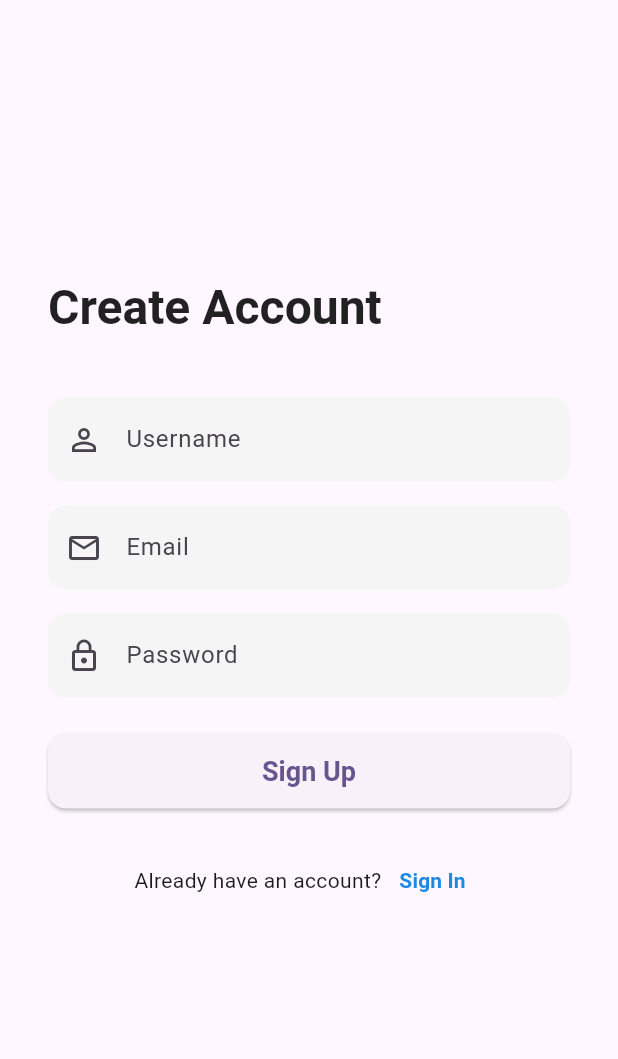
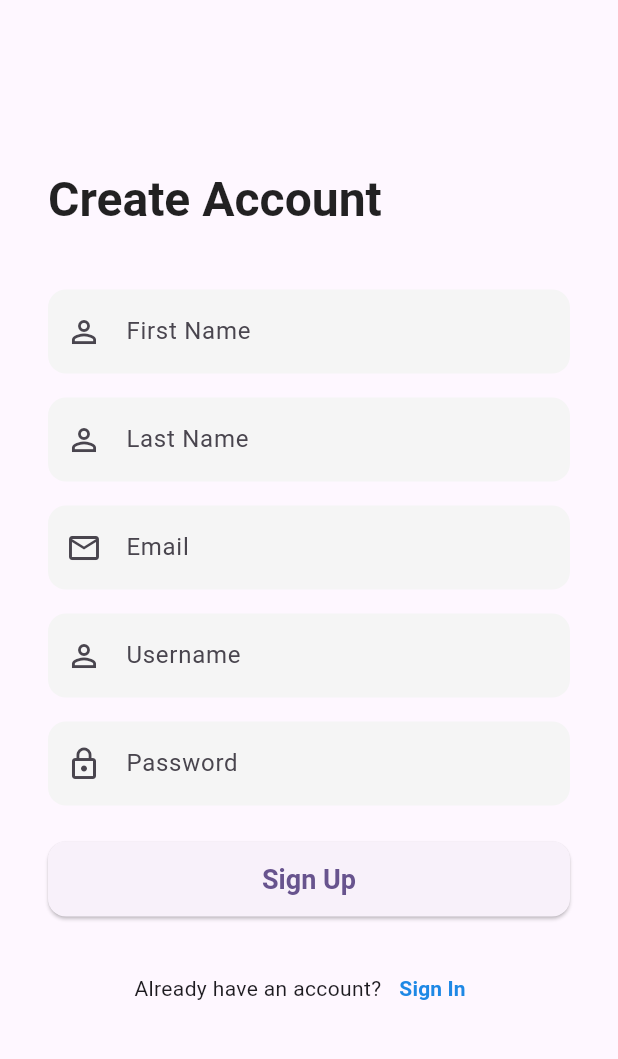
Before and after one commit to ashtyn-roberts/Lawgic, a Flutter app: the SignUpScreen screen opened directly with empty values, on a phone screen of 412 x 824 dp, the part 63-1122 px from its top. Run offline on Flutter 3.47's test engine with Material 3 defaults, Android fonts, the phone set to English and light mode, and no system bars; our stand-ins replace cloud_firestore, firebase_auth, firebase_core, google_maps_flutter, table_calendar; accounts and stored records are empty.

Commit message:
Added First and Last Name Requirements
Added first and last name to the firebase collection,. Now users are required to enter first and last name during sign up process.

```diff
--- a/lib/screens/signup_screen.dart
+++ b/lib/screens/signup_screen.dart
@@ -14,6 +14,8 @@ class _SignUpScreenState extends State<SignUpScreen> {
   final _emailController = TextEditingController();
   final _passwordController = TextEditingController();
   final _usernameController = TextEditingController();
+  final _firstnameController = TextEditingController();
+  final _lastnameController = TextEditingController();
   String? _errorMessage;
   bool _isLoading = false;
 
@@ -74,6 +76,8 @@ class _SignUpScreenState extends State<SignUpScreen> {
       'uid': user.uid,
       'username': _usernameController.text.trim(),
       'email': user.email,
+      'first_name': _firstnameController.text.trim(), // users collection first name
+      'last_name': _lastnameController.text.trim(),
       'createdAt': FieldValue.serverTimestamp(),
     });
   }
@@ -83,6 +87,8 @@ class _SignUpScreenState extends State<SignUpScreen> {
     _emailController.dispose();
     _passwordController.dispose();
     _usernameController.dispose();
+    _firstnameController.dispose();
+    _lastnameController.dispose();
     super.dispose();
   }
 
@@ -108,13 +114,25 @@ class _SignUpScreenState extends State<SignUpScreen> {
               ),
               const SizedBox(height: 40),
 
-              // username input
+              // first_name input
               TextField(
-                controller: _usernameController,
+                controller: _firstnameController,
                 keyboardType: TextInputType.text,
                 decoration: const InputDecoration(
-                  labelText: 'Username',
-                  hintText: 'JohnDoe',
+                  labelText: 'First Name',
+                  hintText: 'First Name',
+                  prefixIcon: Icon(Icons.person_outline),
+                ),
+              ),
+              const SizedBox(height: 16),
+
+              // last_name input
+              TextField(
+                controller: _lastnameController,
+                keyboardType: TextInputType.text,
+                decoration: const InputDecoration(
+                  labelText: 'Last Name',
+                  hintText: 'Last Name',
                   prefixIcon: Icon(Icons.person_outline),
                 ),
               ),
@@ -132,6 +150,20 @@ class _SignUpScreenState extends State<SignUpScreen> {
               ),
               const SizedBox(height: 16),
 
+              // username input
+              TextField(
+                controller: _usernameController,
+                keyboardType: TextInputType.text,
+                decoration: const InputDecoration(
+                  labelText: 'Username',
+                  hintText: 'JohnDoe',
+                  prefixIcon: Icon(Icons.person_outline),
+                ),
+              ),
+              const SizedBox(height: 16),
+
+
+
               // password input
               TextField(
                 controller: _passwordController,
@@ -143,6 +175,8 @@ class _SignUpScreenState extends State<SignUpScreen> {
                 ),
               ),
               const SizedBox(height: 24),
+
+
 
               // error message
               if (_errorMessage != null)
```
